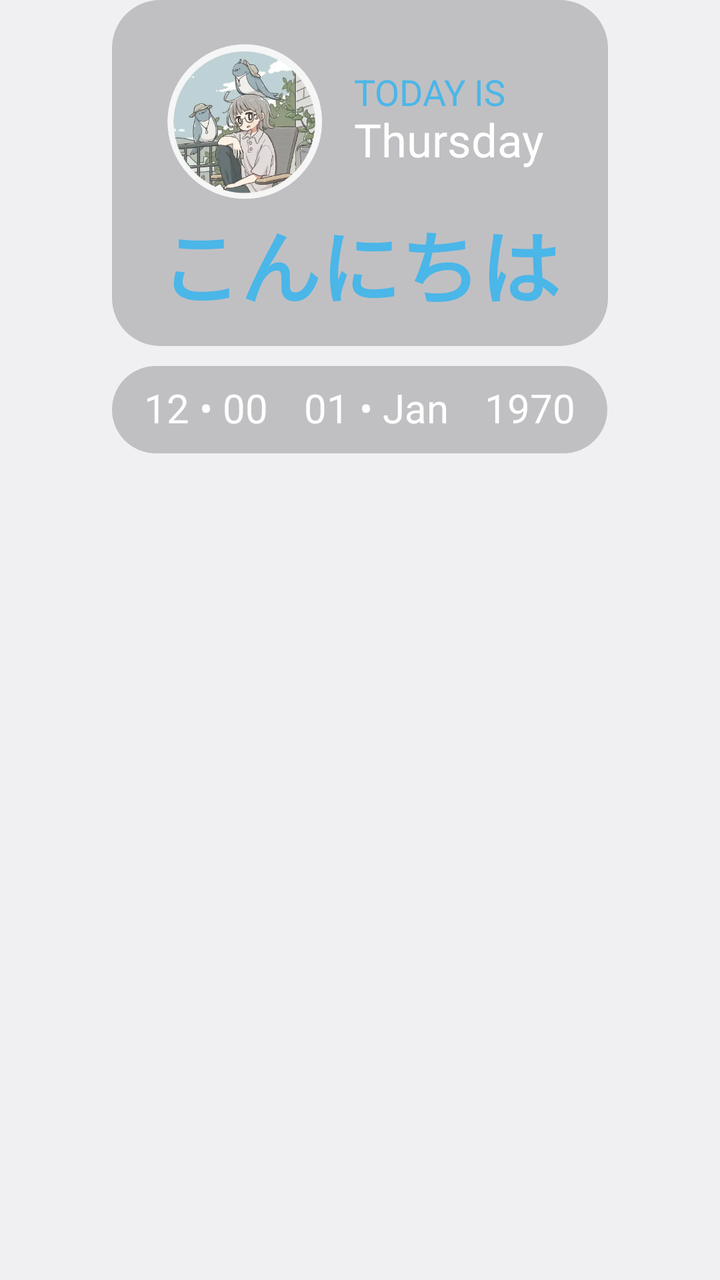
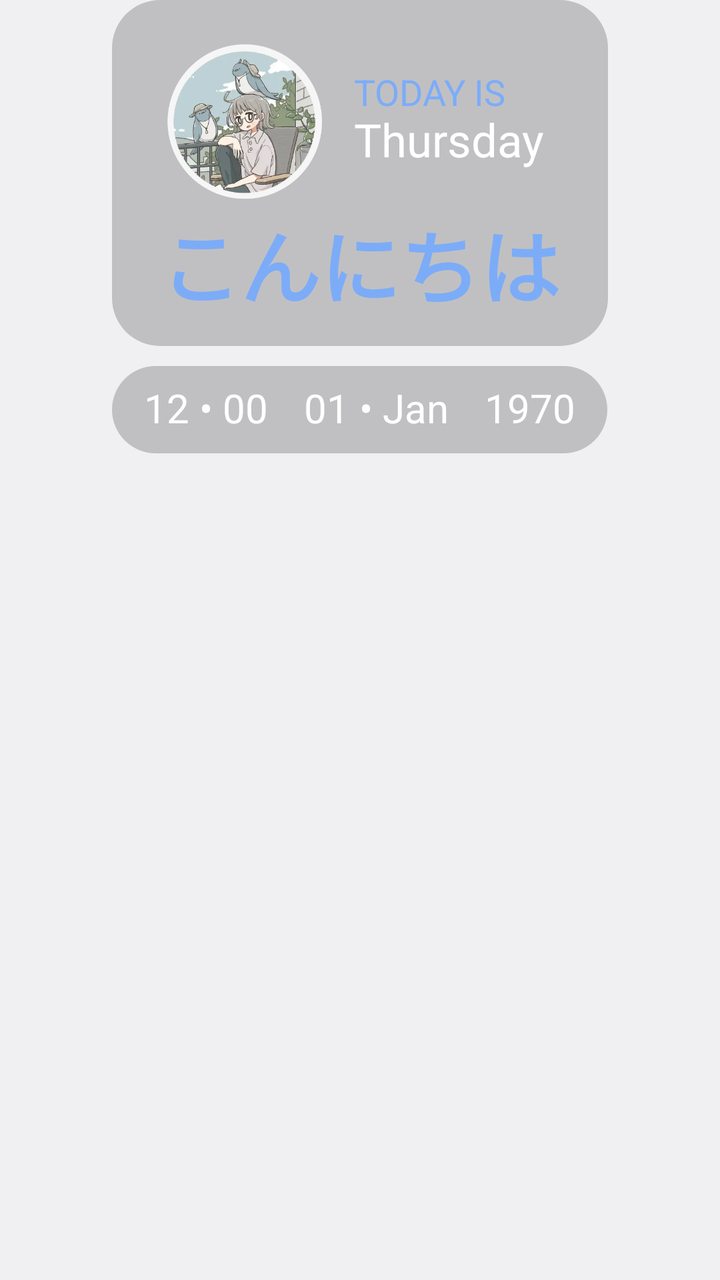

Compare the two renders of this Android layout. The source of the first and the diff that turns it into the second are given below.
<!-- AndroidManifest.xml: application theme android:Theme.DeviceDefault.Light.NoActionBar -->
<!-- res/layout/zclock_ls_25.xml -->
<?xml version="1.0" encoding="utf-8"?>
<LinearLayout xmlns:android="http://schemas.android.com/apk/res/android"
    xmlns:tools="http://schemas.android.com/tools"
    android:layout_width="match_parent"
    android:layout_height="wrap_content"
    android:layout_gravity="center|top"
    android:gravity="center|top"
    android:orientation="vertical">

    <LinearLayout
        android:layout_width="wrap_content"
        android:layout_height="wrap_content"
        android:layout_gravity="center"
        android:gravity="center"
        android:orientation="vertical"
        tools:ignore="UselessParent">

        <LinearLayout
            android:layout_width="wrap_content"
            android:layout_height="wrap_content"
            android:layout_gravity="top|center"
            android:background="@drawable/lockscreen_clock_24_bg"
            android:orientation="vertical"
            android:paddingHorizontal="24dp"
            android:paddingTop="18dp"
            android:paddingBottom="12dp">

            <LinearLayout
                android:layout_width="wrap_content"
                android:layout_height="wrap_content"
                android:orientation="horizontal">

                <ImageView
                    android:layout_width="85dp"
                    android:layout_height="85dp"
                    android:importantForAccessibility="no"
                    android:orientation="horizontal"
                    android:src="@drawable/lockscreen_clock_25_logo"
                    android:tag="profile_picture" />

                <LinearLayout
                    android:layout_width="wrap_content"
                    android:layout_height="wrap_content"
                    android:layout_gravity="start|center"
                    android:layout_marginStart="12dp"
                    android:orientation="vertical">

                    <TextView
                        android:layout_width="wrap_content"
                        android:layout_height="wrap_content"
                        android:includeFontPadding="false"
                        android:tag="accent1|nolineheight"
                        android:text="TODAY IS"
                        android:textColor="@android:color/system_accent1_300"
                        android:textSize="18sp" />

                    <TextClock
                        android:layout_width="wrap_content"
                        android:layout_height="wrap_content"
                        android:format12Hour="EEEE"
                        android:format24Hour="EEEE"
                        android:includeFontPadding="false"
                        android:tag="text1"
                        android:textColor="#FFFFFF"
                        android:textSize="23sp" />

                </LinearLayout>
            </LinearLayout>

            <TextView
                android:layout_width="wrap_content"
                android:layout_height="wrap_content"
                android:layout_gravity="center"
                android:includeFontPadding="false"
                android:tag="accent1|nolineheight"
                android:text="こんにちは"
                android:textAlignment="center"
                android:textColor="@android:color/system_accent1_300"
                android:textSize="40sp"
                android:textStyle="bold" />

        </LinearLayout>

        <LinearLayout
            android:layout_width="wrap_content"
            android:layout_height="wrap_content"
            android:layout_gravity="bottom|center"
            android:layout_marginTop="10dp"
            android:background="@drawable/lockscreen_clock_24_bg"
            android:orientation="horizontal"
            android:paddingHorizontal="16dp"
            android:paddingVertical="10dp">

            <TextClock
                android:layout_width="wrap_content"
                android:layout_height="wrap_content"
                android:format12Hour="hh • mm"
                android:format24Hour="HH • mm"
                android:gravity="center"
                android:includeFontPadding="false"
                android:tag="text1|nolineheight"
                android:textColor="#FFFFFF"
                android:textSize="20sp" />

            <TextClock
                android:layout_width="wrap_content"
                android:layout_height="wrap_content"
                android:layout_marginHorizontal="18dp"
                android:format12Hour="dd • MMM"
                android:format24Hour="dd • MMM"
                android:gravity="center"
                android:includeFontPadding="false"
                android:tag="text1|nolineheight"
                android:textColor="#FFFFFF"
                android:textSize="20sp" />

            <TextClock
                android:layout_width="wrap_content"
                android:layout_height="wrap_content"
                android:format12Hour="yyyy"
                android:format24Hour="yyyy"
                android:gravity="center"
                android:includeFontPadding="false"
                android:tag="text1|nolineheight"
                android:textColor="#FFFFFF"
                android:textSize="20sp" />

        </LinearLayout>
    </LinearLayout>
</LinearLayout>
<!-- resources referenced by this layout -->
<resources>
  <!-- drawable lockscreen_clock_24_bg (drawable) -->
  <?xml version="1.0" encoding="utf-8"?>
  <shape xmlns:android="http://schemas.android.com/apk/res/android">
      <solid android:color="#33000000" />
      <corners android:radius="24dp" />
  </shape>
  <!-- drawable lockscreen_clock_25_logo: webp bitmap (drawable, 20768 bytes) -->
</resources>

<!-- the commit's change to res/layout/zclock_ls_25.xml (unified diff, before → after) -->
@@ -51,7 +51,7 @@
                         android:includeFontPadding="false"
                         android:tag="accent1|nolineheight"
                         android:text="TODAY IS"
-                        android:textColor="@android:color/system_accent1_300"
+                        android:textColor="@color/zc_accent1_300"
                         android:textSize="18sp" />
 
                     <TextClock
@@ -75,7 +75,7 @@
                 android:tag="accent1|nolineheight"
                 android:text="こんにちは"
                 android:textAlignment="center"
-                android:textColor="@android:color/system_accent1_300"
+                android:textColor="@color/zc_accent1_300"
                 android:textSize="40sp"
                 android:textStyle="bold" />
 
<!-- resource entries referenced after the edit -->
@@ -1,5 +1,6 @@
 <!-- resources referenced by this layout -->
 <resources>
+  <color name="zc_accent1_300">#FF7CACF8</color>
   <!-- drawable lockscreen_clock_24_bg (drawable) -->
   <?xml version="1.0" encoding="utf-8"?>
   <shape xmlns:android="http://schemas.android.com/apk/res/android">
